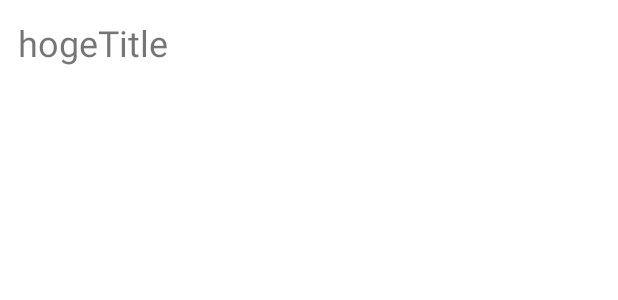
After one commit to harmo00ny/Retrofit-Simple-Sample, an Android app: the layout view_holder_main.xml on its own in the app's theme, with its tools: preview values and no code run, on a phone screen of 412 x 824 dp. The commit adds this screen. Shown: the top 300 px of the screen. Run offline under Robolectric (Android 15) with nearby library versions, the phone set to English and light mode, and no system bars.

Commit message:
Implemented a function to display the repository list when searching for a user name.

```diff
--- a/app/build.gradle
+++ b/app/build.gradle
@@ -26,6 +26,9 @@ android {
         sourceCompatibility JavaVersion.VERSION_1_8
         targetCompatibility JavaVersion.VERSION_1_8
     }
+    buildFeatures {
+        viewBinding true
+    }
 }
 
 dependencies {
@@ -43,6 +46,8 @@ dependencies {
     implementation 'androidx.appcompat:appcompat:1.3.0'
     implementation 'com.google.android.material:material:1.3.0'
     implementation 'androidx.constraintlayout:constraintlayout:2.0.4'
+    implementation 'androidx.legacy:legacy-support-v4:1.0.0'
+    implementation 'androidx.recyclerview:recyclerview:1.2.1'
     testImplementation 'junit:junit:4.+'
     androidTestImplementation 'androidx.test.ext:junit:1.1.2'
     androidTestImplementation 'androidx.test.espresso:espresso-core:3.3.0'
--- /dev/null
+++ b/app/src/main/res/layout/view_holder_main.xml
@@ -0,0 +1,19 @@
+<?xml version="1.0" encoding="utf-8"?>
+<androidx.constraintlayout.widget.ConstraintLayout
+    xmlns:android="http://schemas.android.com/apk/res/android"
+    xmlns:app="http://schemas.android.com/apk/res-auto"
+    android:layout_width="match_parent"
+    android:layout_height="wrap_content"
+    android:layout_margin="12dp">
+
+    <TextView
+        android:id="@+id/hoge_title_text_view"
+        android:layout_width="0dp"
+        android:layout_height="wrap_content"
+        android:text="hogeTitle"
+        android:textSize="24dp"
+        app:layout_constraintEnd_toEndOf="parent"
+        app:layout_constraintStart_toStartOf="parent"
+        app:layout_constraintTop_toTopOf="parent" />
+
+</androidx.constraintlayout.widget.ConstraintLayout>
--- /dev/null
+++ b/app/src/main/res/values/dimens.xml
@@ -0,0 +1,4 @@
+<?xml version="1.0" encoding="utf-8"?>
+<resources>
+    <dimen name="text_margin">16dp</dimen>
+</resources>
```
Also changed, not shown: app/src/main/java/com/marysugar/retrofit_simple_sample/MainActivity.java (+50 -9 lines), app/src/main/java/com/marysugar/retrofit_simple_sample/MainAdapter.java (added, +62 -0 lines), app/src/main/res/layout/activity_main.xml (+23 -6 lines).
